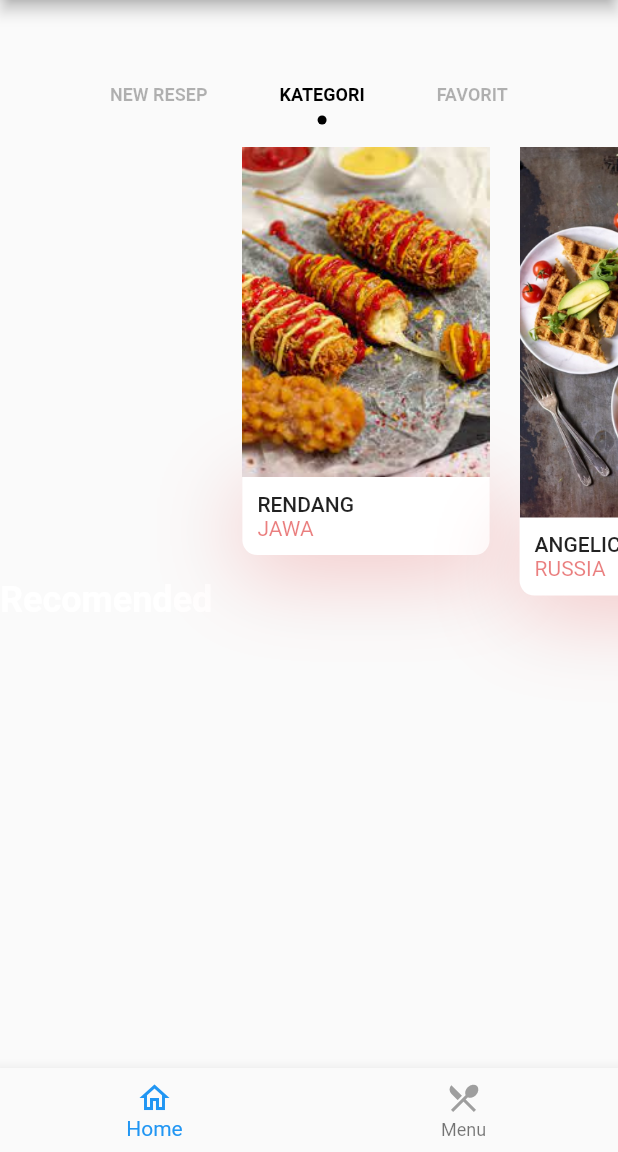
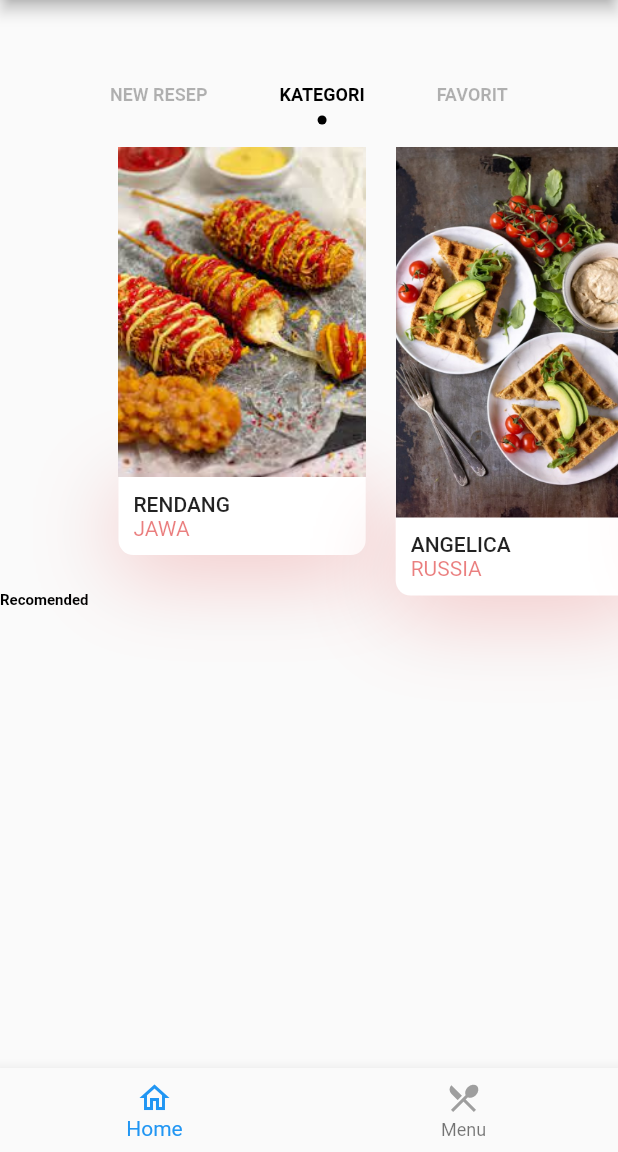
Before and after one commit to Ajisetiawann/resep-makanan, a Flutter app: the screen it shows after launch, tab 2 chosen, on a phone screen of 412 x 824 dp, the part 84-1236 px from its top. Run offline on Flutter 3.47's test engine with Material 2 defaults, Android fonts, the phone set to English and light mode, and no system bars; our stand-ins replace flutter_icons, flutter_svg, sliding_up_panel, tab_indicator_styler, video_player; network calls fail.

```diff
--- a/lib/screens/home/components/kategori.dart
+++ b/lib/screens/home/components/kategori.dart
@@ -16,7 +16,7 @@ class Kategori extends StatelessWidget {
         children: <Widget>[
           Text(
             'Recomended',
-            style: Theme.of(context).textTheme.headline5!.copyWith(color: Colors.white, fontWeight: FontWeight.bold),
+            style: Theme.of(context).textTheme.headline5!.copyWith(color: Colors.black, fontWeight: FontWeight.bold, fontSize: 10),
           ),
           KategoriCard(
             image: "images/korean.jpg",
```
Also changed, not shown: 1 other file.
